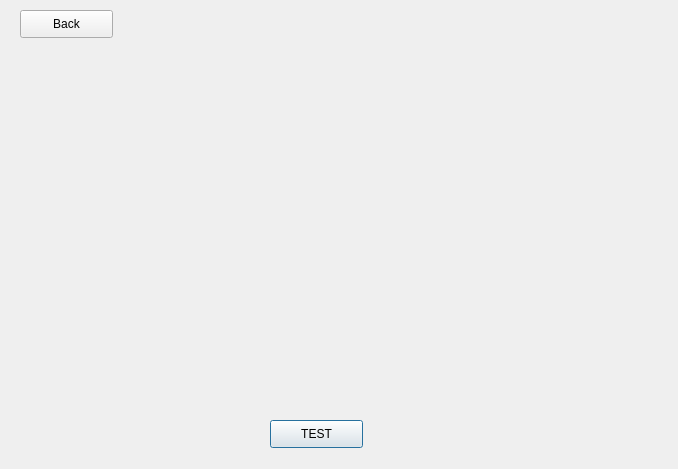
The window that workbook.ui (ValeriaGrigoruants/Platform-for-learning-programming) describes before a commit, drawn with Qt 5.
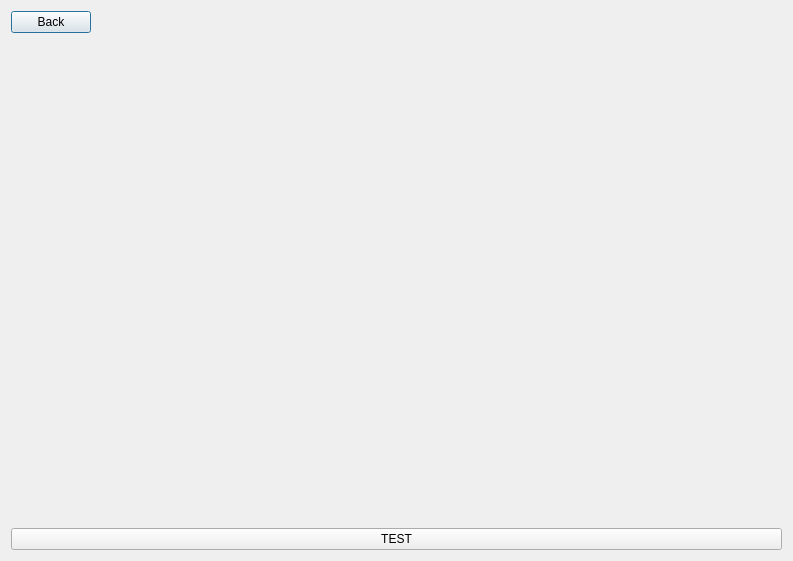
The same window after the commit.

Diff of the .ui file:
```diff
--- a/workbook.ui
+++ b/workbook.ui
@@ -6,39 +6,66 @@
    <rect>
     <x>0</x>
     <y>0</y>
-    <width>678</width>
-    <height>469</height>
+    <width>793</width>
+    <height>561</height>
    </rect>
   </property>
   <property name="windowTitle">
    <string>Dialog</string>
   </property>
-  <widget class="QPushButton" name="test">
-   <property name="geometry">
-    <rect>
-     <x>270</x>
-     <y>420</y>
-     <width>93</width>
-     <height>28</height>
-    </rect>
-   </property>
-   <property name="text">
-    <string>TEST</string>
-   </property>
-  </widget>
-  <widget class="QPushButton" name="back">
-   <property name="geometry">
-    <rect>
-     <x>20</x>
-     <y>10</y>
-     <width>93</width>
-     <height>28</height>
-    </rect>
-   </property>
-   <property name="text">
-    <string>Back</string>
-   </property>
-  </widget>
+  <layout class="QVBoxLayout" name="verticalLayout">
+   <item>
+    <layout class="QHBoxLayout" name="horizontalLayout">
+     <item>
+      <widget class="QPushButton" name="back">
+       <property name="text">
+        <string>Back</string>
+       </property>
+      </widget>
+     </item>
+     <item>
+      <spacer name="horizontalSpacer">
+       <property name="orientation">
+        <enum>Qt::Horizontal</enum>
+       </property>
+       <property name="sizeHint" stdset="0">
+        <size>
+         <width>40</width>
+         <height>20</height>
+        </size>
+       </property>
+      </spacer>
+     </item>
+    </layout>
+   </item>
+   <item>
+    <spacer name="verticalSpacer">
+     <property name="orientation">
+      <enum>Qt::Vertical</enum>
+     </property>
+     <property name="sizeHint" stdset="0">
+      <size>
+       <width>20</width>
+       <height>40</height>
+      </size>
+     </property>
+    </spacer>
+   </item>
+   <item>
+    <widget class="QLabel" name="textBrowser">
+     <property name="text">
+      <string>&lt;html&gt;&lt;head&gt;&lt;meta http-equiv=&quot;Content-Type&quot; content=&quot;text/html; charset=UTF-8&quot;&gt;&lt;/head&gt;&lt;body&gt;&lt;p&gt;&lt;br/&gt;&lt;/p&gt;&lt;/body&gt;&lt;/html&gt;</string>
+     </property>
+    </widget>
+   </item>
+   <item>
+    <widget class="QPushButton" name="test">
+     <property name="text">
+      <string>TEST</string>
+     </property>
+    </widget>
+   </item>
+  </layout>
  </widget>
  <resources/>
  <connections/>
```
